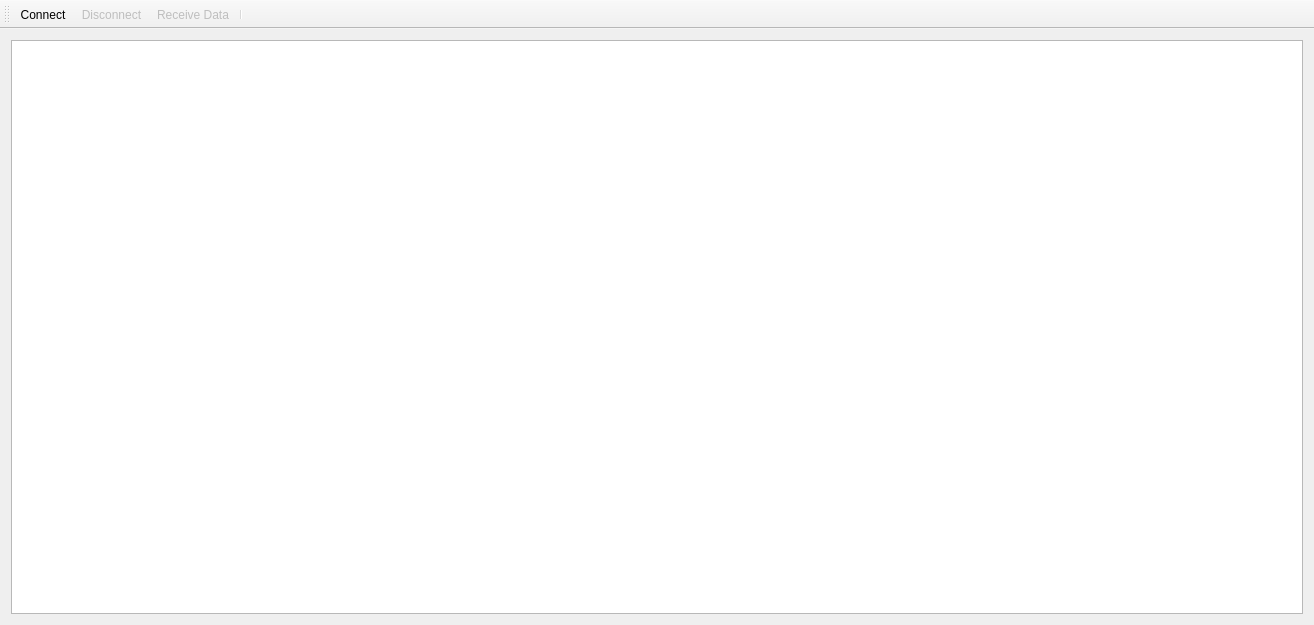
tools4BCI/TiA-Scope, file src/main_window.ui: the form before one commit.
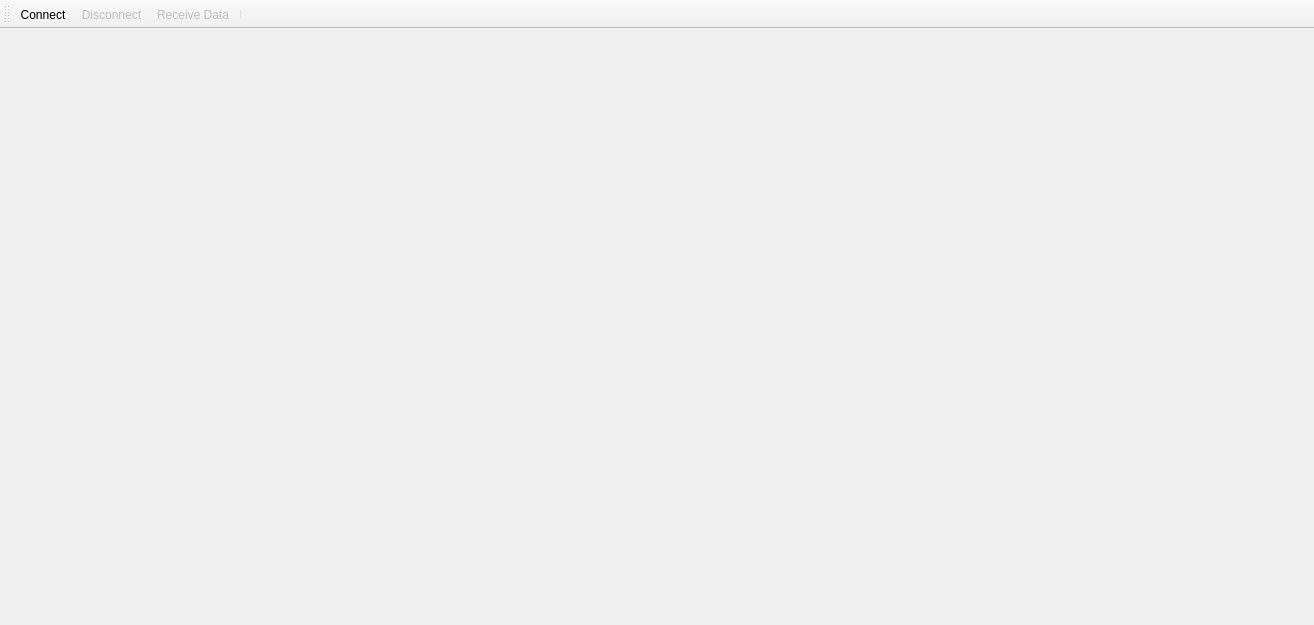
The form after the commit. Icons and pictures are not drawn.

```diff
--- a/src/main_window.ui
+++ b/src/main_window.ui
@@ -10,18 +10,26 @@
     <height>625</height>
    </rect>
   </property>
+  <property name="sizePolicy">
+   <sizepolicy hsizetype="Expanding" vsizetype="Expanding">
+    <horstretch>0</horstretch>
+    <verstretch>0</verstretch>
+   </sizepolicy>
+  </property>
   <property name="windowTitle">
    <string>TOBI Remote Scope</string>
   </property>
   <widget class="QWidget" name="centralWidget">
+   <property name="sizePolicy">
+    <sizepolicy hsizetype="Maximum" vsizetype="Maximum">
+     <horstretch>0</horstretch>
+     <verstretch>0</verstretch>
+    </sizepolicy>
+   </property>
    <layout class="QVBoxLayout" name="verticalLayout">
-    <item>
-     <widget class="QGraphicsView" name="graphicsView">
-      <property name="dragMode">
-       <enum>QGraphicsView::ScrollHandDrag</enum>
-      </property>
-     </widget>
-    </item>
+    <property name="sizeConstraint">
+     <enum>QLayout::SetNoConstraint</enum>
+    </property>
    </layout>
   </widget>
   <widget class="QMenuBar" name="menuBar">
```
